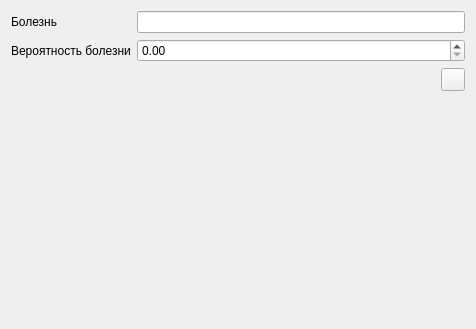
First picture: the form in src/diagnosis_rules/ruleeditwidget.ui, repository megakoko/m-system, before the edit.
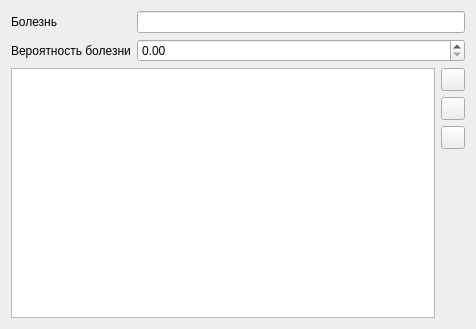
Second picture: the form after the edit.

Commit message: Переделал классы (правило диагностики и элемент правила). Теперь элементы будут храниться в таблице QTableWidget.

Diff of the .ui file:
```diff
--- a/src/diagnosis_rules/ruleeditwidget.ui
+++ b/src/diagnosis_rules/ruleeditwidget.ui
@@ -13,8 +13,8 @@
   <property name="windowTitle">
    <string>Form</string>
   </property>
-  <layout class="QVBoxLayout" name="verticalLayout">
-   <item>
+  <layout class="QGridLayout" name="gridLayout">
+   <item row="0" column="0" colspan="2">
     <layout class="QFormLayout" name="formLayout">
      <item row="0" column="0">
       <widget class="QLabel" name="label">
@@ -38,24 +38,18 @@
      </item>
     </layout>
    </item>
-   <item>
-    <layout class="QGridLayout" name="m_ruleItemsLayout"/>
-   </item>
-   <item>
-    <layout class="QHBoxLayout" name="horizontalLayout">
-     <item>
-      <spacer name="horizontalSpacer">
-       <property name="orientation">
-        <enum>Qt::Horizontal</enum>
-       </property>
-       <property name="sizeHint" stdset="0">
-        <size>
-         <width>40</width>
-         <height>20</height>
-        </size>
-       </property>
-      </spacer>
-     </item>
+   <item row="1" column="0">
+    <widget class="QTableWidget" name="m_itemsTable">
+     <property name="selectionBehavior">
+      <enum>QAbstractItemView::SelectRows</enum>
+     </property>
+     <attribute name="verticalHeaderVisible">
+      <bool>false</bool>
+     </attribute>
+    </widget>
+   </item>
+   <item row="1" column="1">
+    <layout class="QVBoxLayout" name="verticalLayout">
      <item>
       <widget class="QToolButton" name="m_addRuleItem">
        <property name="type" stdset="0">
@@ -63,7 +57,19 @@
        </property>
       </widget>
      </item>
-    </layout>
+     <item>
+      <widget class="QToolButton" name="m_editRuleItem">
+       <property name="type" stdset="0">
+        <string>edit</string>
+       </property>
+      </widget>
+     </item>
+     <item>
+      <widget class="QToolButton" name="m_removeRuleItem">
+       <property name="type" stdset="0">
+        <string>remove</string>
+       </property>
+      </widget>
    </item>
    <item>
     <spacer name="verticalSpacer">
@@ -77,6 +83,8 @@
       </size>
      </property>
     </spacer>
+     </item>
+    </layout>
    </item>
   </layout>
  </widget>
```
Lines whose indentation alone changed are shown as unchanged. The commit also changes 3 other files.
